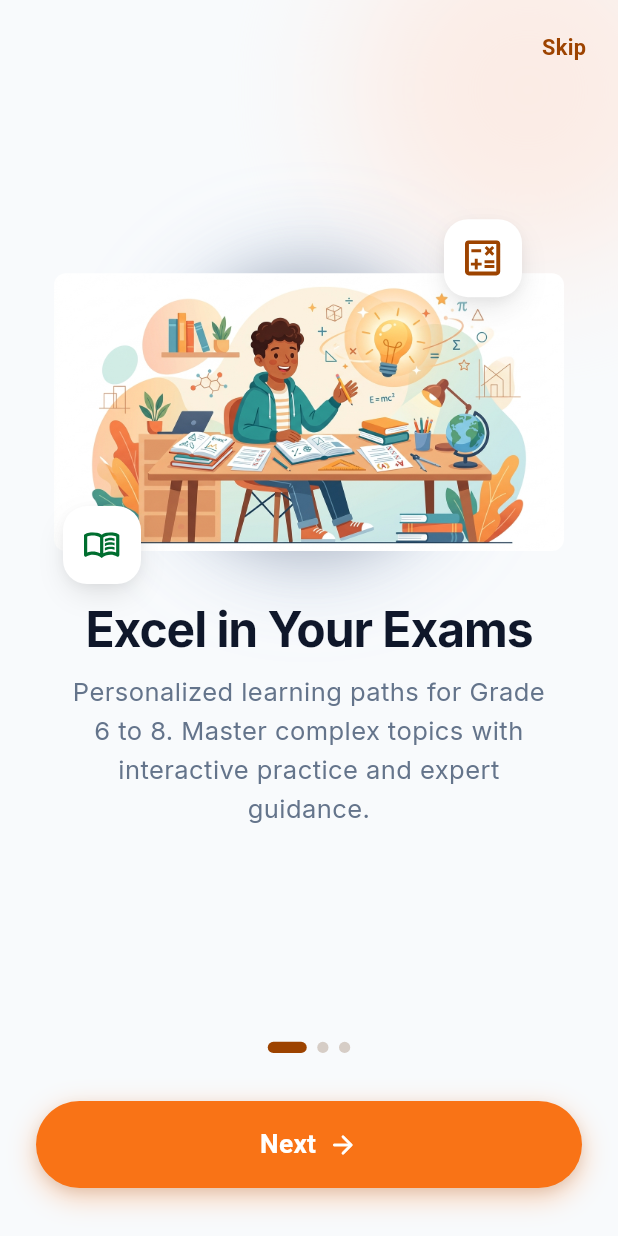
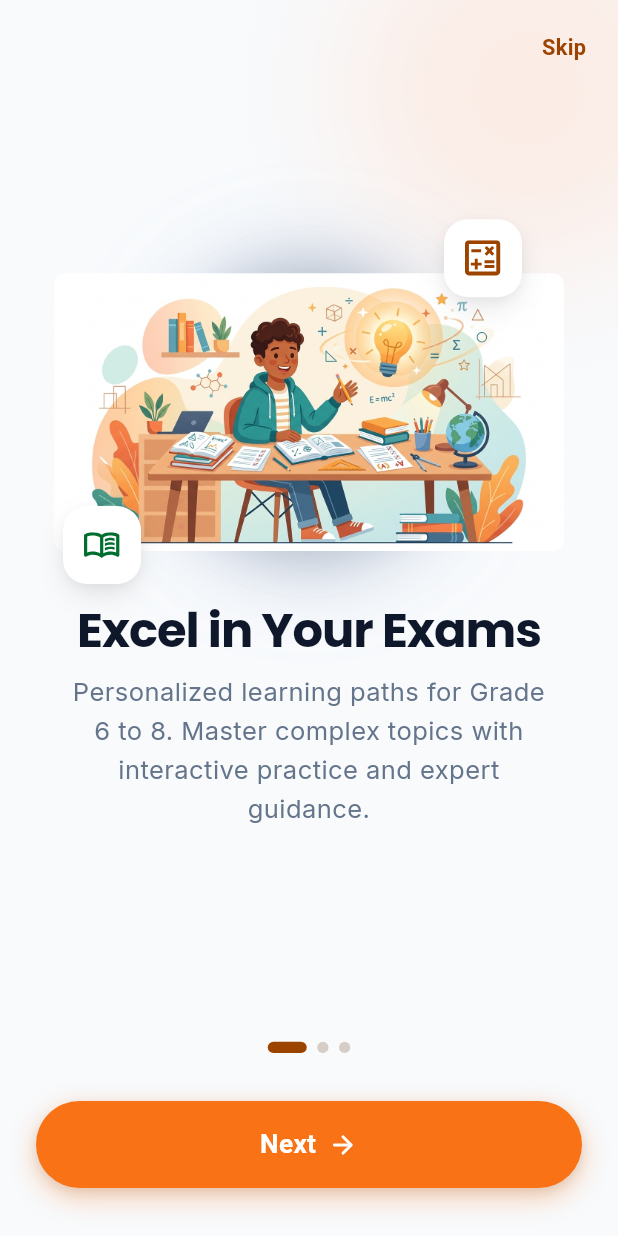
Before and after one commit to Kuta-learning/kuta-Grade-app, a Flutter app: the screen it shows after launch, on a phone screen of 412 x 824 dp. Run offline on Flutter 3.47's test engine with Material 3 defaults, Android fonts, the light colour scheme and no system bars; our stand-ins replace dio, flutter_bloc, flutter_svg, go_router, google_fonts, rive and 1 more.

Commit message:
refactor(typography): switch title tokens to Poppins and de-hardcode profile text styles
- AppTypography: display/headline styles (mobile + desktop) now use
  GoogleFonts.poppins; body, labels, captions stay Inter; kids stay Quicksand
- Profile screens/widgets: replace all inline GoogleFonts.inter styles with
  AppTypography tokens (headlineLg, subtitleLg, bodyMd, labelSm,
  labelMdMedium, statValue equivalents); colors kept as-is
- Remove now-unused google_fonts imports from profile files

```diff
--- a/lib/core/constants/app_typography.dart
+++ b/lib/core/constants/app_typography.dart
@@ -4,6 +4,7 @@ import 'app_colors.dart';
 
 /// Design system typography tokens extracted from the typography scale specifications.
 /// Supported Font Families:
+/// - Poppins (Titles & Headings)
 /// - Inter (Primary System Font - Adult / Admin)
 /// - Quicksand (Kids & Youth Modules - Ages 6-10)
 /// - JetBrains Mono (Data, Code & Timestamps)
@@ -14,6 +15,7 @@ class AppTypography {
   // ==========================================
   // FONT FAMILIES
   // ==========================================
+  static const String fontFamilyPoppins = 'Poppins';
   static const String fontFamilyInter = 'Inter';
   static const String fontFamilyQuicksand = 'Quicksand';
   static const String fontFamilyMono = 'JetBrains Mono';
@@ -23,23 +25,23 @@ class AppTypography {
   // ==========================================
 
   /// display-lg (Mobile: 28px / 36px line height, Bold 700)
-  static final TextStyle displayLg = GoogleFonts.inter(
+  static final TextStyle displayLg = GoogleFonts.poppins(
     fontSize: 28,
     height: 36 / 28,
     fontWeight: FontWeight.w700,
     color: AppColors.textPrimary,
   );
 
-  /// headline-md (Mobile: 22px / 28px line height, Medium 500) - Auth/Modal Headings
-  static final TextStyle headlineMd = GoogleFonts.inter(
+  /// headline-md (Mobile: 20px / 28px line height, Medium 500) - Auth/Modal Headings
+  static final TextStyle headlineMd = GoogleFonts.poppins(
     fontSize: 20,
     height: 28 / 22,
     fontWeight: FontWeight.w500,
     color: AppColors.textPrimary,
   );
 
-  /// headline-lg (Mobile: 20px / 28px line height, Bold 700)
-  static final TextStyle headlineLg = GoogleFonts.inter(
+  /// headline-lg (Mobile: 22px / 28px line height, Bold 700)
+  static final TextStyle headlineLg = GoogleFonts.poppins(
     fontSize: 22,
     height: 28 / 20,
     fontWeight: FontWeight.w700,
@@ -165,7 +167,7 @@ class AppTypography {
   // ==========================================
 
   /// display-lg (Desktop: 36px / 44px line height, Bold 700)
-  static final TextStyle displayLgDesktop = GoogleFonts.inter(
+  static final TextStyle displayLgDesktop = GoogleFonts.poppins(
     fontSize: 36,
     height: 44 / 36,
     fontWeight: FontWeight.w700,
@@ -173,7 +175,7 @@ class AppTypography {
   );
 
   /// headline-lg (Desktop: 24px / 32px line height, Bold 700)
-  static final TextStyle headlineLgDesktop = GoogleFonts.inter(
+  static final TextStyle headlineLgDesktop = GoogleFonts.poppins(
     fontSize: 24,
     height: 32 / 24,
     fontWeight: FontWeight.w700,
@@ -181,7 +183,7 @@ class AppTypography {
   );
 
   /// title-md (Desktop: 18px / 24px line height, SemiBold 600)
-  static final TextStyle titleMdDesktop = GoogleFonts.inter(
+  static final TextStyle titleMdDesktop = GoogleFonts.poppins(
     fontSize: 18,
     height: 24 / 18,
     fontWeight: FontWeight.w600,
--- a/lib/features/profile/widgets/profile_avatar.dart
+++ b/lib/features/profile/widgets/profile_avatar.dart
@@ -1,5 +1,6 @@
 import 'package:flutter/material.dart';
 
+import '../../../core/constants/app_typography.dart';
 import '../models/profile_model.dart';
 /// Circular avatar with the orange brand ring, soft peach glow, and a
 /// bottom-right pencil edit badge — matching the Figma profile header.
@@ -121,10 +122,10 @@ class ProfileAvatar extends StatelessWidget {
       alignment: Alignment.center,
       child: Text(
         initials,
-        style: const TextStyle(
+        style: AppTypography.titleMdDesktop.copyWith(
           fontSize: 28,
           fontWeight: FontWeight.w700,
-          color: Color(0xFF0F4C97),
+          color: const Color(0xFF0F4C97),
         ),
       ),
     );
--- a/lib/features/profile/widgets/profile_logout_button.dart
+++ b/lib/features/profile/widgets/profile_logout_button.dart
@@ -1,6 +1,6 @@
 import 'package:flutter/material.dart';
 import 'package:flutter_bloc/flutter_bloc.dart';
-import 'package:google_fonts/google_fonts.dart';
+import '../../../core/constants/app_typography.dart';
 
 import '../../authentication/bloc/auth_bloc.dart';
 
@@ -37,8 +37,7 @@ class ProfileLogoutButton extends StatelessWidget {
               const SizedBox(width: 8),
               Text(
                 'Logout',
-                style: GoogleFonts.inter(
-                  fontSize: 14.5,
+                style: AppTypography.bodyMd.copyWith(
                   fontWeight: FontWeight.w600,
                   color: const Color(0xFFDC2626),
                 ),
--- a/lib/features/profile/widgets/profile_menu_list.dart
+++ b/lib/features/profile/widgets/profile_menu_list.dart
@@ -1,5 +1,5 @@
 import 'package:flutter/material.dart';
-import 'package:google_fonts/google_fonts.dart';
+import '../../../core/constants/app_typography.dart';
 
 import '../../../core/widgets/app_snackbar.dart';
 
@@ -95,9 +95,7 @@ class _MenuTile extends StatelessWidget {
               Expanded(
                 child: Text(
                   item.title,
-                  style: GoogleFonts.inter(
-                    fontSize: 14.5,
-                    fontWeight: FontWeight.w500,
+                  style: AppTypography.bodyMdMedium.copyWith(
                     color: const Color(0xFF1E293B),
                   ),
                 ),
```
Also changed, not shown: lib/features/profile/screens/profile_screen.dart (+4 -7 lines), lib/features/profile/widgets/profile_action_buttons.dart (+3 -7 lines), lib/features/profile/widgets/profile_header_card.dart (+3 -7 lines), lib/features/profile/widgets/profile_stat_cards.dart (+8 -11 lines), lib/features/profile/widgets/subscription_status_card.dart (+7 -12 lines).
